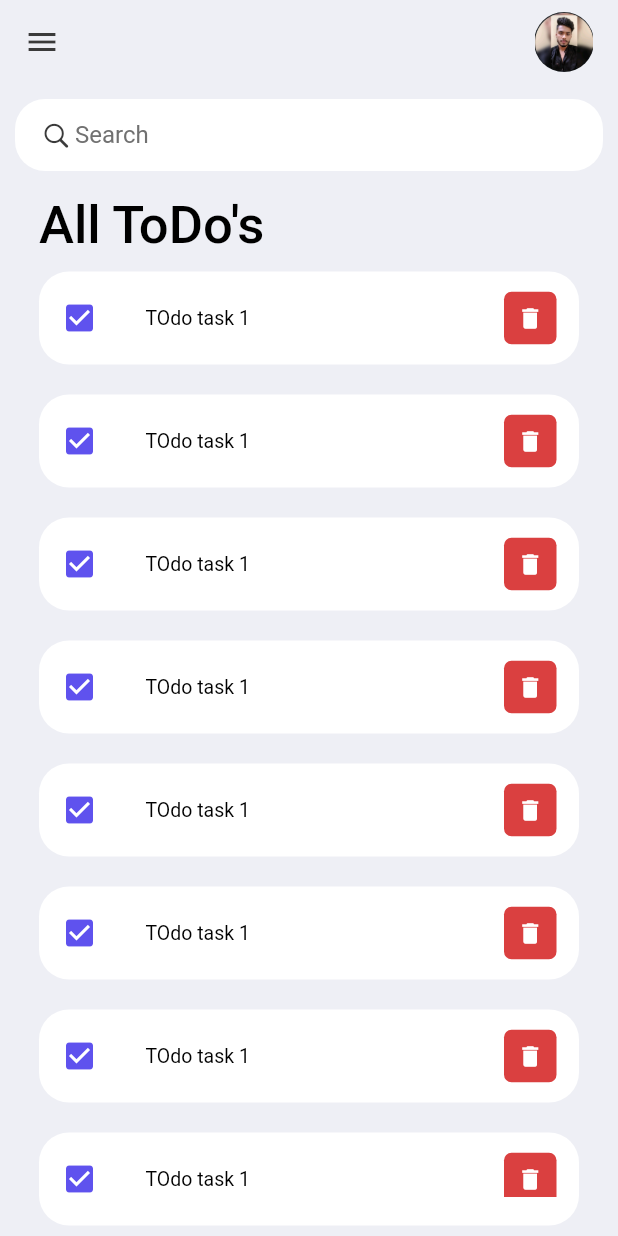
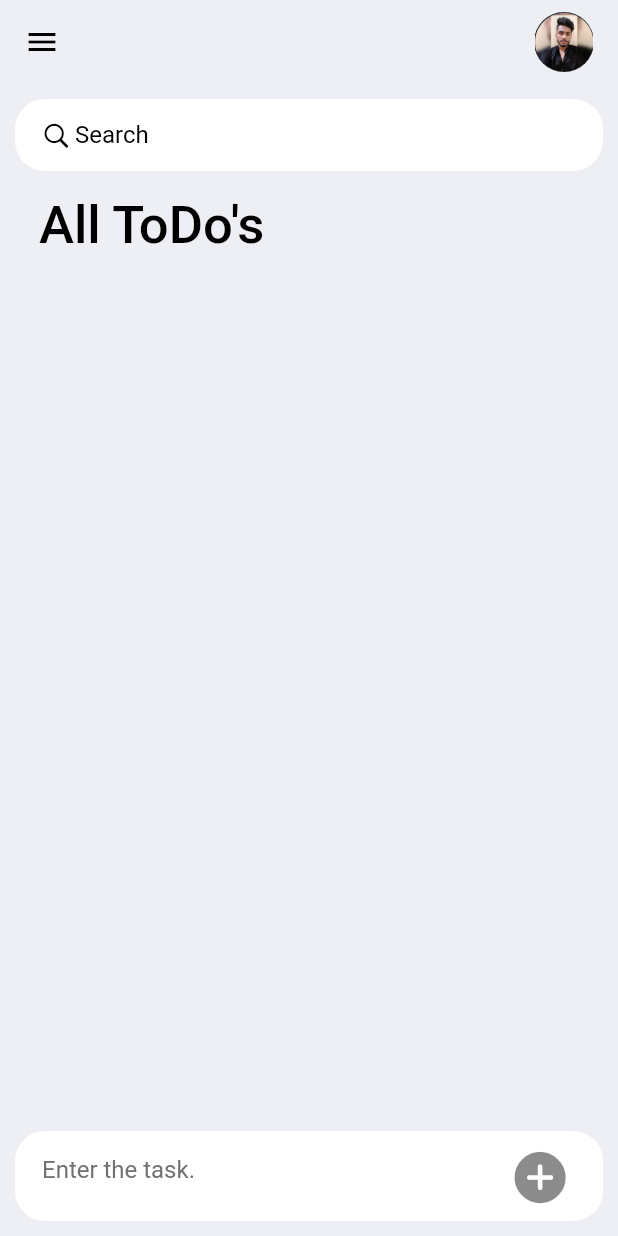
Before and after one commit to Prathamkumar18/To-Do-App, a Flutter app: the screen it shows after launch, on a phone screen of 412 x 824 dp. Run offline on Flutter 3.47's test engine with Material 2 defaults, Android fonts, the phone set to English and light mode, and no system bars; our stand-ins replace velocity_x.

Commit message:
Added insert,delete and search operation along with darkMode

```diff
--- a/lib/Model/todo.dart
+++ b/lib/Model/todo.dart
@@ -0,0 +1,16 @@
+// ignore_for_file: public_member_api_docs, sort_constructors_first
+class Todo {
+  int? id;
+  bool isDone;
+  String? text;
+
+  Todo({
+    required this.id,
+    this.isDone = false,
+    required this.text,
+  });
+
+  static List<Todo> itemlist() {
+    return [];
+  }
+}
--- a/lib/Pages/homepage.dart
+++ b/lib/Pages/homepage.dart
@@ -1,23 +1,39 @@
+// ignore_for_file: public_member_api_docs, sort_constructors_first
 import 'package:flutter/cupertino.dart';
 import 'package:flutter/material.dart';
 
+import '../Model/todo.dart';
 import '../Utils/theme.dart';
 import '../Widgets/list_items.dart';
 import '../Widgets/search.dart';
+import 'package:velocity_x/velocity_x.dart';
 
-class MyHome extends StatelessWidget {
+class MyHome extends StatefulWidget {
+  @override
+  State<MyHome> createState() => _MyHomeState();
+}
+
+class _MyHomeState extends State<MyHome> {
+  final todolist = Todo.itemlist();
+  final textcontroller = TextEditingController();
+  List<Todo> found = [];
+  @override
+  void initState() {
+    found = todolist;
+    super.initState();
+  }
+
   @override
   Widget build(BuildContext context) {
     return Scaffold(
-      backgroundColor: MyTheme().tdBGColor,
+      backgroundColor: context.canvasColor,
       appBar: AppBar(
         elevation: 0.0,
-        backgroundColor: MyTheme().tdBGColor,
         title:
             Row(mainAxisAlignment: MainAxisAlignment.spaceBetween, children: [
           Icon(
             Icons.menu,
-            color: MyTheme().tdBlack,
+            color: context.accentColor,
           ),
           ClipRRect(
             borderRadius: BorderRadius.circular(20),
@@ -34,7 +50,7 @@ class MyHome extends StatelessWidget {
         child: Container(
             child: Column(
           children: [
-            Search(),
+            Search(st: search),
             Expanded(
               child: Padding(
                 padding: const EdgeInsets.all(16.0),
@@ -44,7 +60,7 @@ class MyHome extends StatelessWidget {
                       child: Text(
                         "All ToDo's",
                         style: TextStyle(
-                            color: Colors.black,
+                            color: context.accentColor,
                             fontWeight: FontWeight.w500,
                             fontSize: 35),
                       ),
@@ -52,17 +68,43 @@ class MyHome extends StatelessWidget {
                     SizedBox(
                       height: 10.0,
                     ),
-                    ToDoItem(),
-                    ToDoItem(),
-                    ToDoItem(),
-                    ToDoItem(),
-                    ToDoItem(),
-                    ToDoItem(),
-                    ToDoItem(),
-                    ToDoItem(),
-                    ToDoItem(),
-                    ToDoItem(),
+                    for (Todo x in found.reversed)
+                      ToDoItem(
+                        todo: x,
+                        change: isChange,
+                        delete: isDelete,
+                      ),
                   ],
+                ),
+              ),
+            ),
+            Container(
+              padding: EdgeInsets.symmetric(vertical: 3, horizontal: 10),
+              height: 60,
+              decoration: BoxDecoration(
+                color: context.cardColor,
+                borderRadius: BorderRadius.circular(20.0),
+              ),
+              child: Padding(
+                padding: const EdgeInsets.all(8.0),
+                child: TextField(
+                  controller: textcontroller,
+                  decoration: InputDecoration(
+                    contentPadding: EdgeInsets.all(0.0),
+                    hintText: "Enter the task.",
+                    hintStyle: TextStyle(color: MyTheme.tdGrey),
+                    border: InputBorder.none,
+                    suffixIcon: IconButton(
+                      padding: EdgeInsets.only(bottom: 2, left: 2, right: 2),
+                      onPressed: () {
+                        addItems(textcontroller.text.toString());
+                      },
+                      icon: Icon(
+                        CupertinoIcons.add_circled_solid,
+                        size: 40,
+                      ),
+                    ),
+                  ),
                 ),
               ),
             ),
@@ -71,4 +113,46 @@ class MyHome extends StatelessWidget {
       ),
     );
   }
+
+  void search(String s) {
+    List<Todo> res = [];
+    if (s.isEmpty) {
+      res = todolist;
+    } else {
+      res = todolist
+          .where((item) => item.text!.toLowerCase().contains(s.toLowerCase()))
+          .toList();
+    }
+    setState(() {
+      found = res;
+    });
+  }
+
+  void addItems(String str) {
+    setState(() {
+      if (str == "")
+        ScaffoldMessenger.of(context).showSnackBar(SnackBar(
+          content: Text("Text field can't be empty"),
+        ));
+      else {
+        todolist.add(Todo(
+            id: DateTime.now().microsecondsSinceEpoch.toInt(),
+            text: str,
+            isDone: false));
+      }
+      textcontroller.clear();
+    });
+  }
+
+  void isChange(Todo x) {
+    setState(() {
+      x.isDone = !x.isDone;
+    });
+  }
+
+  void isDelete(int id) {
+    setState(() {
+      todolist.removeWhere((element) => element.id == id);
+    });
+  }
 }
--- a/lib/Utils/theme.dart
+++ b/lib/Utils/theme.dart
@@ -1,10 +1,35 @@
 import 'package:flutter/material.dart';
 
 class MyTheme {
-  final Color tdBGColor = Color(0xFFEEEFF5);
-  final Color tdBlack = Color(0XFFFF3A3A3A);
-  final Color tdGrey = Color(0XFF717171);
-  final Color tdBlue = Color(0xFF5F52EE);
-  final Color tdRed = Color(0XFFDA4040);
-
+  static Color tdBGColor = Color(0xFFEEEFF5);
+  static Color tdBlack = Color(0XFFFF3A3A3A);
+  static Color tdGrey = Color(0XFF717171);
+  static Color tdBlue = Color(0xFF5F52EE);
+  static Color tdRed = Color(0XFFDA4040);
+  static ThemeData lightTheme(BuildContext context) => ThemeData(
+        canvasColor: tdBGColor,
+        cardColor: Colors.white,
+        accentColor: Colors.black,
+        primaryColor: Colors.black,
+        highlightColor: Colors.red,
+        appBarTheme: AppBarTheme(
+          color: tdBGColor,
+          iconTheme: IconThemeData(color: Colors.black),
+          textTheme: Theme.of(context).textTheme,
+        ),
+      );
+  static ThemeData darkTheme(BuildContext context) => ThemeData(
+        buttonColor: Color.fromARGB(255, 23, 21, 79),
+        highlightColor: Colors.green,
+        primaryColor: Color.fromARGB(255, 29, 71, 194),
+        cardColor: Colors.black,
+        canvasColor: Color.fromARGB(255, 17, 24, 38),
+        brightness: Brightness.dark,
+        accentColor: Color.fromARGB(255, 80, 201, 248),
+        appBarTheme: AppBarTheme(
+          color: Colors.black,
+          iconTheme: IconThemeData(color: Color.fromARGB(255, 255, 255, 255)),
+          textTheme: Theme.of(context).textTheme,
+        ),
+      );
 }
--- a/lib/Widgets/search.dart
+++ b/lib/Widgets/search.dart
@@ -1,29 +1,43 @@
+// ignore_for_file: public_member_api_docs, sort_constructors_first
 import 'package:flutter/cupertino.dart';
 import 'package:flutter/material.dart';
 
+import 'package:flutter_application_3/Pages/homepage.dart';
+
 import '../Utils/theme.dart';
+import 'package:velocity_x/velocity_x.dart';
+
 
 class Search extends StatelessWidget {
+  final st;
+  const Search({
+    Key? key,
+    required this.st,
+  }) : super(key: key);
+
   @override
   Widget build(BuildContext context) {
     return Container(
       padding: EdgeInsets.symmetric(horizontal: 15.0),
       decoration: BoxDecoration(
-        color: Colors.white,
+        color: context.cardColor,
         borderRadius: BorderRadius.circular(20.0),
       ),
       child: TextField(
+        onChanged: ((value) {
+          st(value);
+        }),
         decoration: InputDecoration(
           contentPadding: EdgeInsets.all(0.0),
           prefixIcon: Icon(
             CupertinoIcons.search,
-            color: MyTheme().tdBlack,
+            color: context.accentColor,
             size: 20,
           ),
           prefixIconConstraints: BoxConstraints(maxHeight: 20, minWidth: 25),
           border: InputBorder.none,
           hintText: "Search",
-          hintStyle: TextStyle(color: MyTheme().tdGrey),
+          hintStyle: TextStyle(color: context.accentColor),
         ),
       ),
     );
--- a/lib/main.dart
+++ b/lib/main.dart
@@ -1,6 +1,8 @@
 import 'package:flutter/material.dart';
 import 'package:flutter/services.dart';
 import 'package:flutter_application_3/Pages/homepage.dart';
+
+import 'Utils/theme.dart';
 
 void main() {
   runApp(const MyApp());
@@ -16,6 +18,9 @@ class MyApp extends StatelessWidget {
     return MaterialApp(
       debugShowCheckedModeBanner: false,
       home: MyHome(),
+      themeMode: ThemeMode.system,
+      theme: MyTheme.lightTheme(context),
+      darkTheme: MyTheme.darkTheme(context),
     );
   }
 }
--- a/pubspec.yaml
+++ b/pubspec.yaml
@@ -36,6 +36,7 @@ dependencies:
   # The following adds the Cupertino Icons font to your application.
   # Use with the CupertinoIcons class for iOS style icons.
   cupertino_icons: ^1.0.2
+  velocity_x: ^3.5.1
 
 dev_dependencies:
   flutter_test:
```
Also changed, not shown: lib/Widgets/list_items.dart (+26 -8 lines), pubspec.lock.
